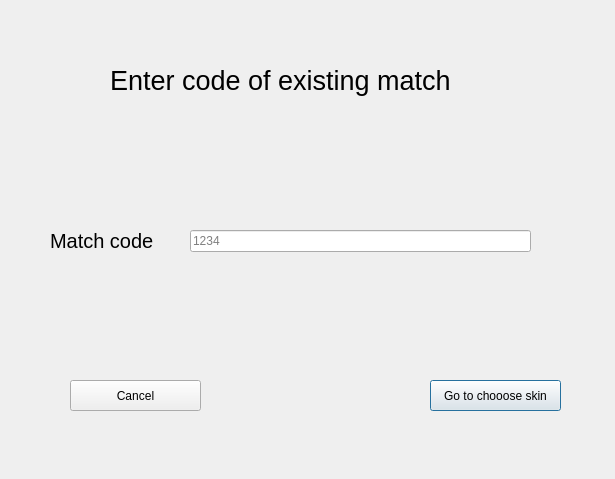
Above: client/joinmatch.ui from Merok23/TPG-Taller-Left4dead-Grupo1 before the change. Below: the same form after it.
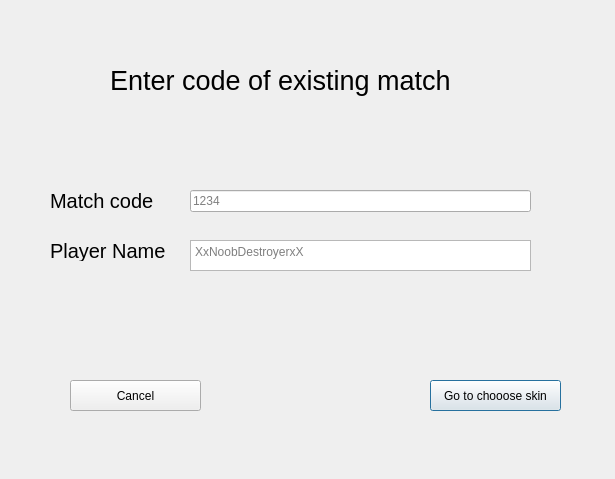
That is the form after the change.

Commit message: Las pantallas de QT ya levantan el nombre del player

```diff
--- a/client/joinmatch.ui
+++ b/client/joinmatch.ui
@@ -61,7 +61,7 @@
    <property name="geometry">
     <rect>
      <x>50</x>
-     <y>230</y>
+     <y>190</y>
      <width>131</width>
      <height>21</height>
     </rect>
@@ -79,7 +79,7 @@
    <property name="geometry">
     <rect>
      <x>190</x>
-     <y>230</y>
+     <y>190</y>
      <width>341</width>
      <height>22</height>
     </rect>
@@ -88,6 +88,47 @@
     <string>1234</string>
    </property>
   </widget>
+  <widget class="QLabel" name="player_name">
+   <property name="geometry">
+    <rect>
+     <x>50</x>
+     <y>240</y>
+     <width>131</width>
+     <height>21</height>
+    </rect>
+   </property>
+   <property name="font">
+    <font>
+     <pointsize>15</pointsize>
+    </font>
+   </property>
+   <property name="text">
+    <string>Player Name</string>
+   </property>
+  </widget>
+  <widget class="QTextEdit" name="player_name_input">
+   <property name="geometry">
+    <rect>
+     <x>190</x>
+     <y>240</y>
+     <width>341</width>
+     <height>31</height>
+    </rect>
+   </property>
+   <property name="html">
+    <string>&lt;!DOCTYPE HTML PUBLIC &quot;-//W3C//DTD HTML 4.0//EN&quot; &quot;http://www.w3.org/TR/REC-html40/strict.dtd&quot;&gt;
+&lt;html&gt;&lt;head&gt;&lt;meta name=&quot;qrichtext&quot; content=&quot;1&quot; /&gt;&lt;meta charset=&quot;utf-8&quot; /&gt;&lt;style type=&quot;text/css&quot;&gt;
+p, li { white-space: pre-wrap; }
+hr { height: 1px; border-width: 0; }
+li.unchecked::marker { content: &quot;\2610&quot;; }
+li.checked::marker { content: &quot;\2612&quot;; }
+&lt;/style&gt;&lt;/head&gt;&lt;body style=&quot; font-family:'Ubuntu'; font-size:10pt; font-weight:400; font-style:normal;&quot;&gt;
+&lt;p style=&quot;-qt-paragraph-type:empty; margin-top:0px; margin-bottom:0px; margin-left:0px; margin-right:0px; -qt-block-indent:0; text-indent:0px;&quot;&gt;&lt;br /&gt;&lt;/p&gt;&lt;/body&gt;&lt;/html&gt;</string>
+   </property>
+   <property name="placeholderText">
+    <string>XxNoobDestroyerxX</string>
+   </property>
+  </widget>
  </widget>
  <resources/>
  <connections/>
```
The commit also changes 7 other files.
